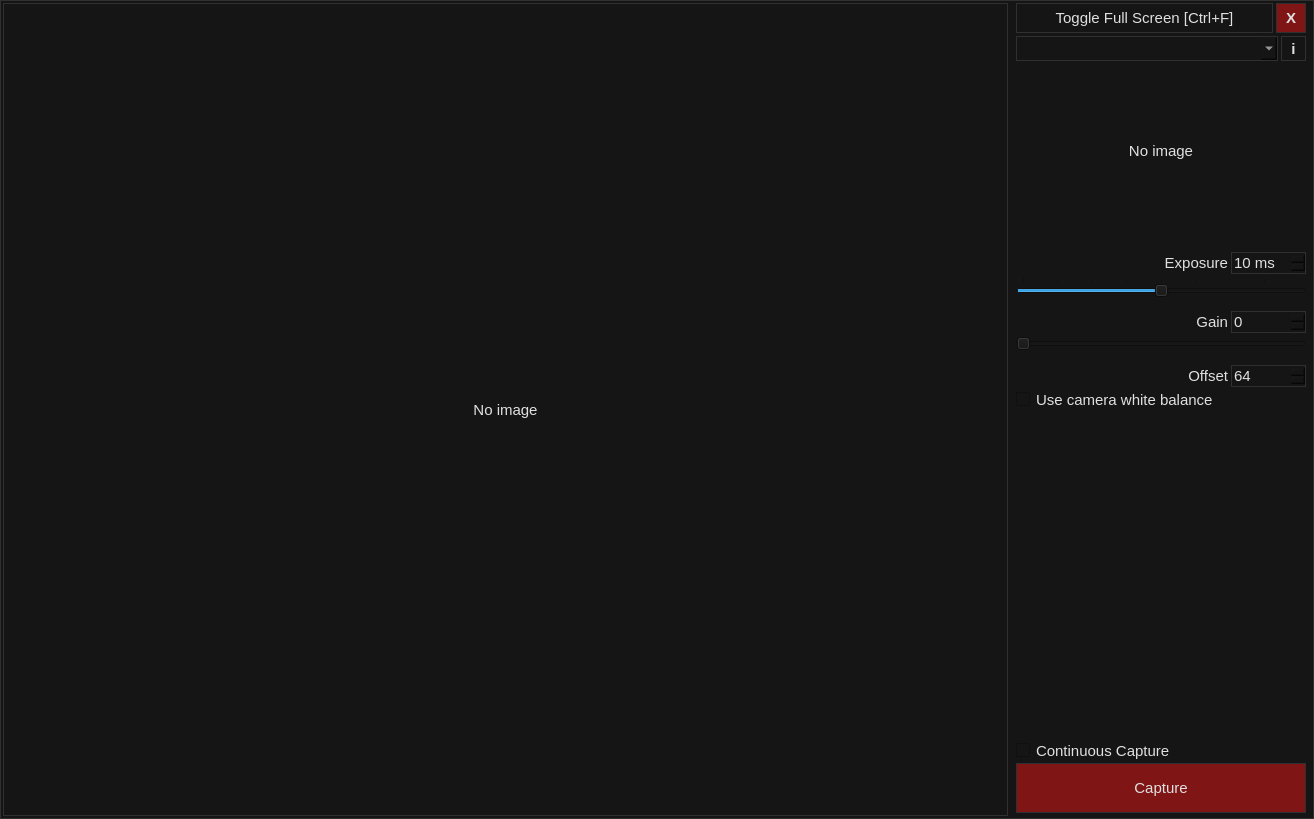
The window that mainframe.ui (aleksey-ka/OpenAP-AstroPhotography) describes before a commit, drawn with Qt 5.
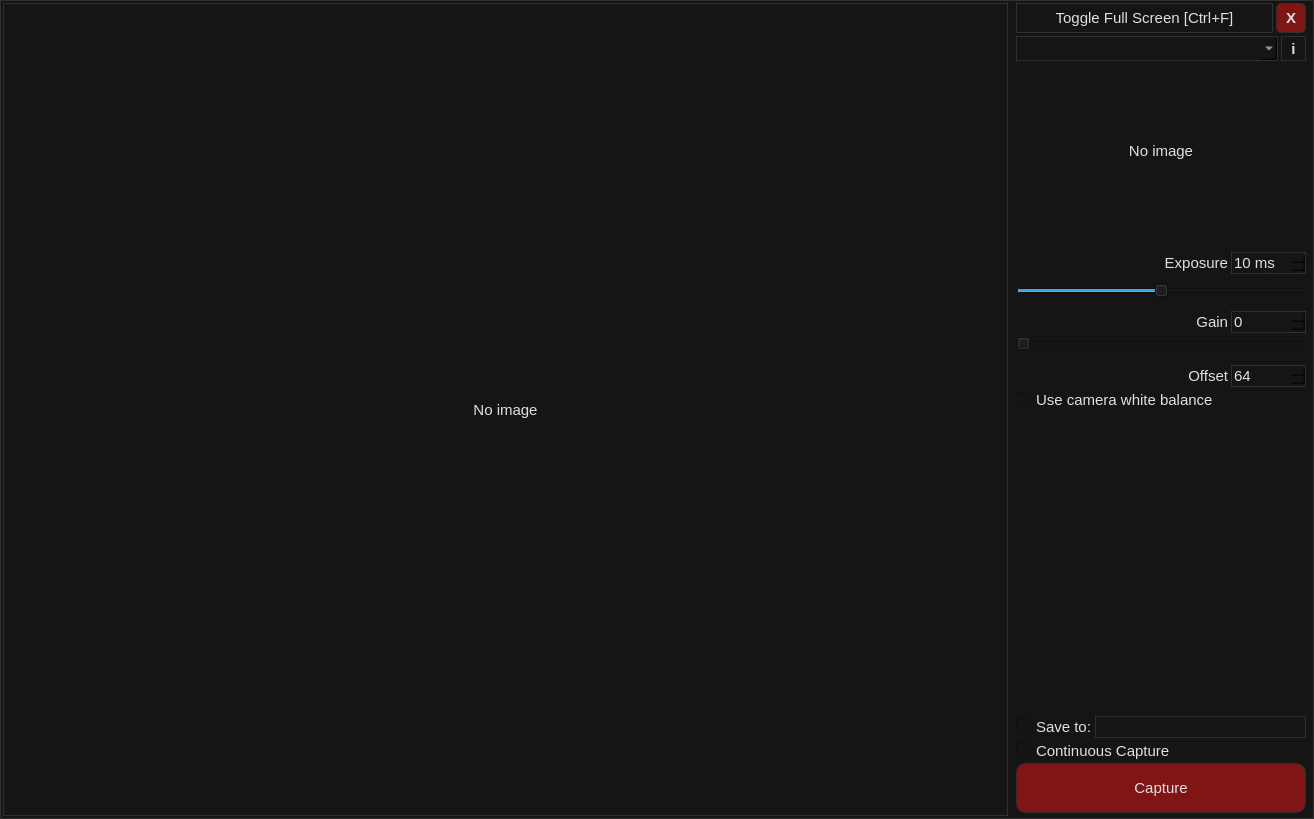
The same window after the commit.

What changed in the file:
```diff
--- a/mainframe.ui
+++ b/mainframe.ui
@@ -169,7 +169,8 @@
              <string>Exit application</string>
             </property>
             <property name="styleSheet">
-             <string notr="true">background-color: #801515;</string>
+             <string notr="true">background-color: #801515;
+border-radius: 5px;</string>
             </property>
             <property name="text">
              <string>X</string>
@@ -542,6 +543,49 @@
          </layout>
         </widget>
        </item>
+       <item>
+        <widget class="QFrame" name="saveToFrame">
+         <property name="sizePolicy">
+          <sizepolicy hsizetype="Preferred" vsizetype="Fixed">
+           <horstretch>0</horstretch>
+           <verstretch>0</verstretch>
+          </sizepolicy>
+         </property>
+         <property name="frameShape">
+          <enum>QFrame::StyledPanel</enum>
+         </property>
+         <property name="frameShadow">
+          <enum>QFrame::Raised</enum>
+         </property>
+         <layout class="QHBoxLayout" name="horizontalLayout_8">
+          <property name="leftMargin">
+           <number>0</number>
+          </property>
+          <property name="topMargin">
+           <number>0</number>
+          </property>
+          <property name="rightMargin">
+           <number>0</number>
+          </property>
+          <property name="bottomMargin">
+           <number>0</number>
+          </property>
+          <item alignment="Qt::AlignLeft">
+           <widget class="QCheckBox" name="saveToCheckBox">
+            <property name="layoutDirection">
+             <enum>Qt::LeftToRight</enum>
+            </property>
+            <property name="text">
+             <string>Save to:</string>
+            </property>
+           </widget>
+          </item>
+          <item>
+           <widget class="QLineEdit" name="saveToEdit"/>
+          </item>
+         </layout>
+        </widget>
+       </item>
        <item>
         <widget class="QCheckBox" name="continuousCaptureCheckBox">
          <property name="layoutDirection">
@@ -567,7 +611,8 @@
           </size>
          </property>
          <property name="styleSheet">
-          <string notr="true">background-color: #801515;</string>
+          <string notr="true">background-color: #801515;
+border-radius: 10px;</string>
          </property>
          <property name="text">
           <string>Capture</string>
```
